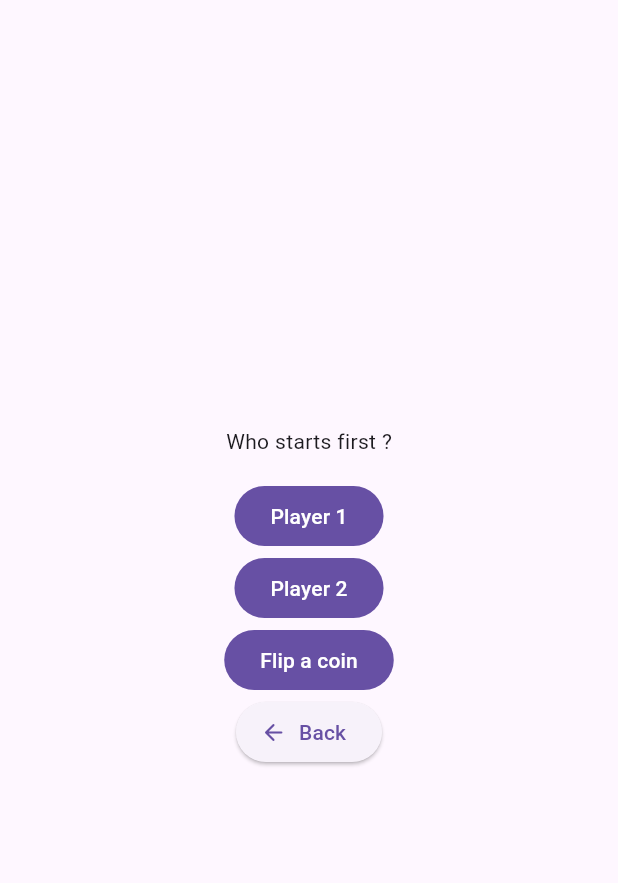
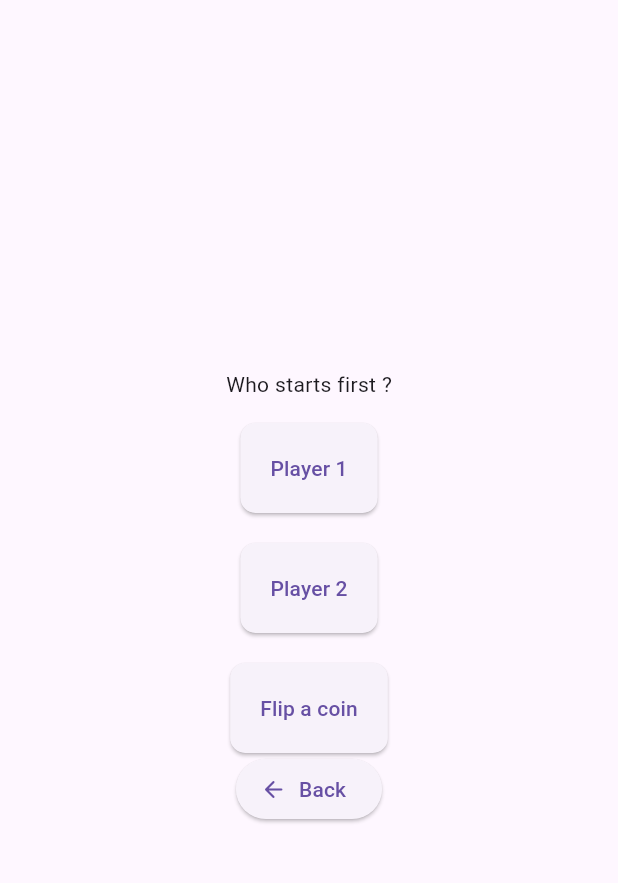
Before and after one commit to Alph-4/tic_tac_toe_v2, a Flutter app: the TicTacToeGame screen opened directly, after a tap on "Play versus human", on a phone screen of 412 x 824 dp, the part 63-946 px from its top. Run offline on Flutter 3.47's test engine with Material 3 defaults, Android fonts, the light colour scheme and no system bars; our stand-ins replace firebase_core, google_fonts, hive, hive_flutter; missing offline and left inert: animated_icon; accounts and stored records are empty; generated files the repository leaves out were written again.

Commit message:
V1 in progress

```diff
--- a/lib/src/view/game/game.dart
+++ b/lib/src/view/game/game.dart
@@ -186,13 +186,14 @@ class _TicTacToeGameState extends State<TicTacToeGame> {
           ),
         ],
       ),
-      body: Center(
+      body: Expanded(
+          child: Center(
         child: _versusBot == null
             ? gameTypeChoice()
             : _activePlayer == null
                 ? firstPlayerSelection()
                 : gameView(),
-      ),
+      )),
       floatingActionButton: _activePlayer != null
           ? FloatingActionButton(
               onPressed: () {
@@ -213,13 +214,20 @@ class _TicTacToeGameState extends State<TicTacToeGame> {
 
   Widget firstPlayerSelection() {
     return Column(
+      mainAxisSize: MainAxisSize.max,
       mainAxisAlignment: MainAxisAlignment.center,
       children: [
         Text("Who starts first ?"),
         SizedBox(
           height: 16,
         ),
-        FilledButton(
+        ElevatedButton(
+          style: ElevatedButton.styleFrom(
+            padding: const EdgeInsets.symmetric(vertical: 20, horizontal: 20),
+            shape: RoundedRectangleBorder(
+              borderRadius: BorderRadius.circular(10),
+            ),
+          ),
           onPressed: () {
             setState(() {
               _activePlayer = player1;
@@ -227,8 +235,14 @@ class _TicTacToeGameState extends State<TicTacToeGame> {
           },
           child: const Text('Player 1'),
         ),
-        const SizedBox(width: 20),
-        FilledButton(
+        const SizedBox(height: 20),
+        ElevatedButton(
+          style: ElevatedButton.styleFrom(
+            padding: const EdgeInsets.symmetric(vertical: 20, horizontal: 20),
+            shape: RoundedRectangleBorder(
+              borderRadius: BorderRadius.circular(10),
+            ),
+          ),
           onPressed: () {
             setState(() {
               if (_versusBot!) {
@@ -243,8 +257,14 @@ class _TicTacToeGameState extends State<TicTacToeGame> {
           },
           child: _versusBot! ? const Text('Bot') : const Text('Player 2'),
         ),
-        const SizedBox(width: 20),
-        FilledButton(
+        const SizedBox(height: 20),
+        ElevatedButton(
+          style: ElevatedButton.styleFrom(
+            padding: const EdgeInsets.symmetric(vertical: 20, horizontal: 20),
+            shape: RoundedRectangleBorder(
+              borderRadius: BorderRadius.circular(10),
+            ),
+          ),
           onPressed: () {
             setState(() {
               if (_versusBot!) {
@@ -259,14 +279,17 @@ class _TicTacToeGameState extends State<TicTacToeGame> {
           },
           child: const Text('Flip a coin'),
         ),
-        ElevatedButton.icon(
+        Align(
+          alignment: AlignmentDirectional(0, 1),
+          child: ElevatedButton.icon(
               icon: Icon(Icons.arrow_back_rounded),
               onPressed: () {
                 setState(() {
                   _versusBot = null;
                 });
               },
-            label: Text("Back"))
+              label: Text("Back")),
+        )
       ],
     );
   }
```
Lines whose indentation alone changed are shown as unchanged.
